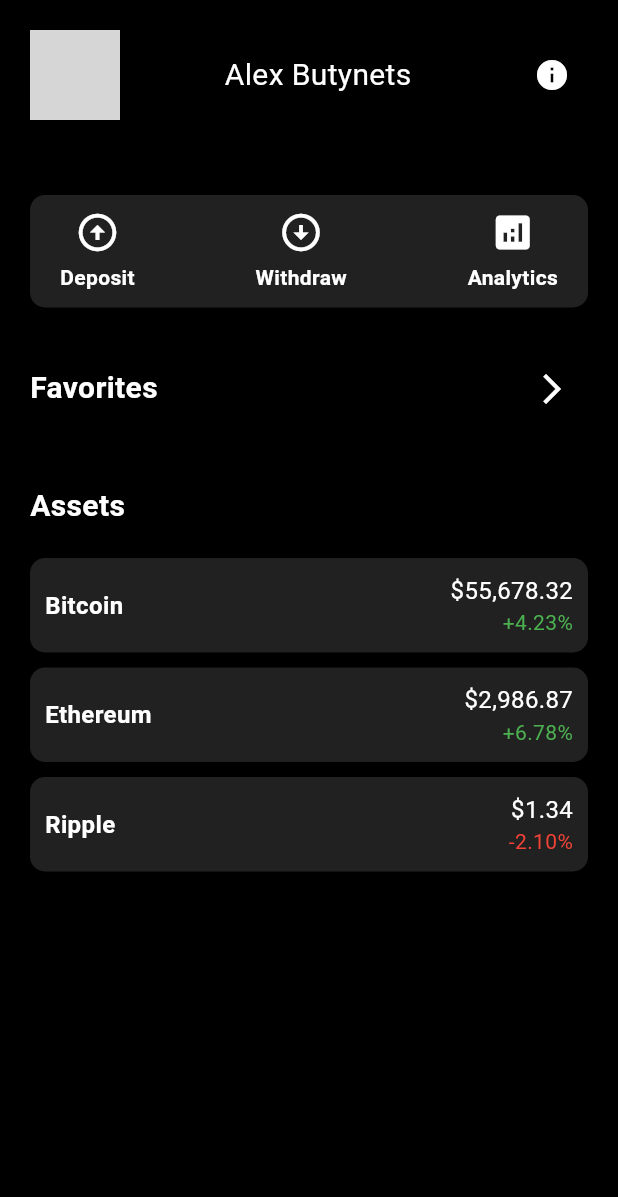
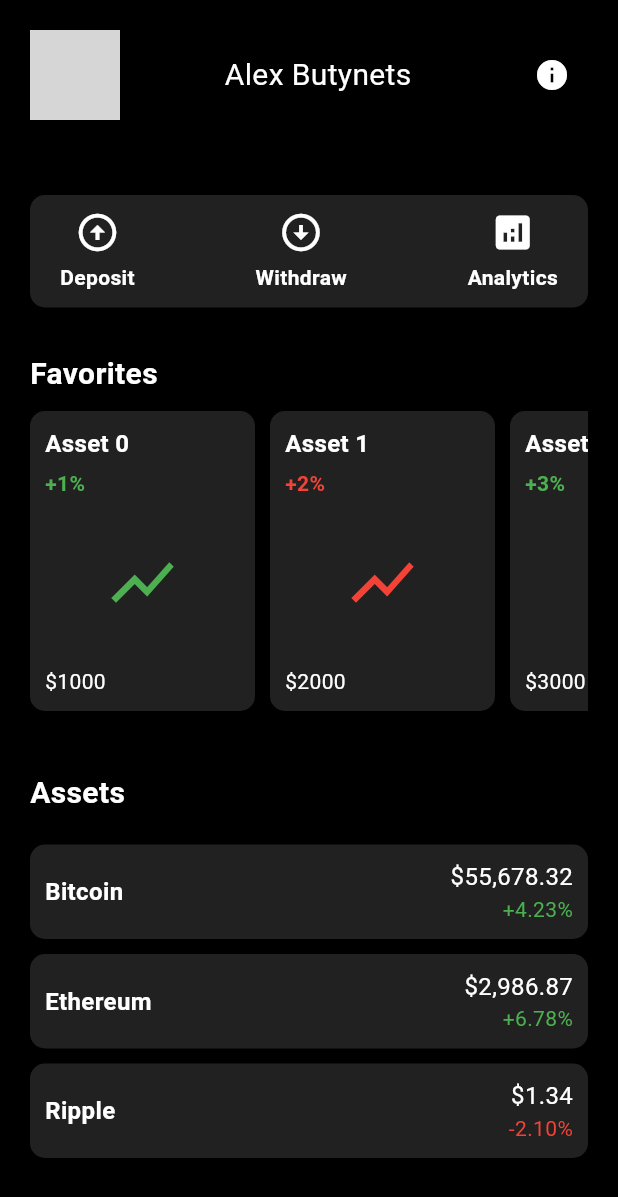
Before and after one commit to mmmykolaaa/exchange_project, a Flutter app: the HomeScreen screen opened directly, on a phone screen of 412 x 824 dp. Shown: the top 1197 px of the screen. Run offline on Flutter 3.47's test engine with Material 3 defaults, Android fonts, the light colour scheme and no system bars; our stand-ins replace flutter_secure_storage; accounts and stored records are empty; grey boxes are pictures that could not be loaded.

Commit message:
favorites assets

```diff
--- a/lib/screens/HomeScreen.dart
+++ b/lib/screens/HomeScreen.dart
@@ -1,4 +1,3 @@
-import 'dart:math';
 import 'package:flutter/material.dart';
 
 class HomeScreen extends StatelessWidget {
@@ -95,11 +94,11 @@ class HomeScreen extends StatelessWidget {
     );
   }
 
-   Widget _buildFavoritesBlock() {
+    Widget _buildFavoritesBlock() {
     return Container(
       padding: EdgeInsets.symmetric(horizontal: 20.0),
-      child: Row(
-        mainAxisAlignment: MainAxisAlignment.spaceBetween,
+      child: Column(
+        crossAxisAlignment: CrossAxisAlignment.start,
         children: [
           Text(
             'Favorites',
@@ -109,12 +108,66 @@ class HomeScreen extends StatelessWidget {
               fontWeight: FontWeight.bold,
             ),
           ),
-          IconButton(
-            icon: Icon(Icons.arrow_forward_ios),
-            color: Colors.white,
-            onPressed: () {
-              // Navigate to favorites screen
-            },
+          SizedBox(height: 10.0),
+          Container(
+            height: 200.0, // Adjust height as needed
+            child: ListView.builder(
+              scrollDirection: Axis.horizontal,
+              itemCount: 11, // Number of favorite cards
+              itemBuilder: (context, index) {
+                return _buildFavoriteCard('Asset $index', '\$${(index + 1) * 1000}', '+${index + 1}%', index.isEven ? true : false);
+              },
+            ),
+          ),
+        ],
+      ),
+    );
+  }
+
+  Widget _buildFavoriteCard(String name, String price, String change, bool isPositive) {
+    return Container(
+      width: 150.0, // Width of each card
+      margin: EdgeInsets.only(right: 10.0),
+      padding: EdgeInsets.all(10.0),
+      decoration: BoxDecoration(
+        color: Colors.grey[900],
+        borderRadius: BorderRadius.circular(10.0),
+      ),
+      child: Column(
+        crossAxisAlignment: CrossAxisAlignment.start,
+        children: [
+          Text(
+            name,
+            style: TextStyle(
+              color: Colors.white,
+              fontSize: 16.0,
+              fontWeight: FontWeight.bold,
+            ),
+          ),
+          SizedBox(height: 5.0),
+          Text(
+            change,
+            style: TextStyle(
+              color: isPositive ? Colors.green : Colors.red,
+              fontSize: 14.0,
+              fontWeight: FontWeight.bold,
+            ),
+          ),
+          Expanded(
+            child: Center(
+              child: Icon(
+                Icons.show_chart,
+                size: 50.0,
+                color: isPositive ? Colors.green : Colors.red,
+              ),
+            ),
+          ),
+          Text(
+            price,
+            style: TextStyle(
+              color: Colors.white,
+              fontSize: 14.0,
+            ),
           ),
         ],
       ),
@@ -194,3 +247,5 @@ class HomeScreen extends StatelessWidget {
     );
   }
 }
+
+void main() => runApp(MaterialApp(home: HomeScreen()));
```
Also changed, not shown: pubspec.lock.
